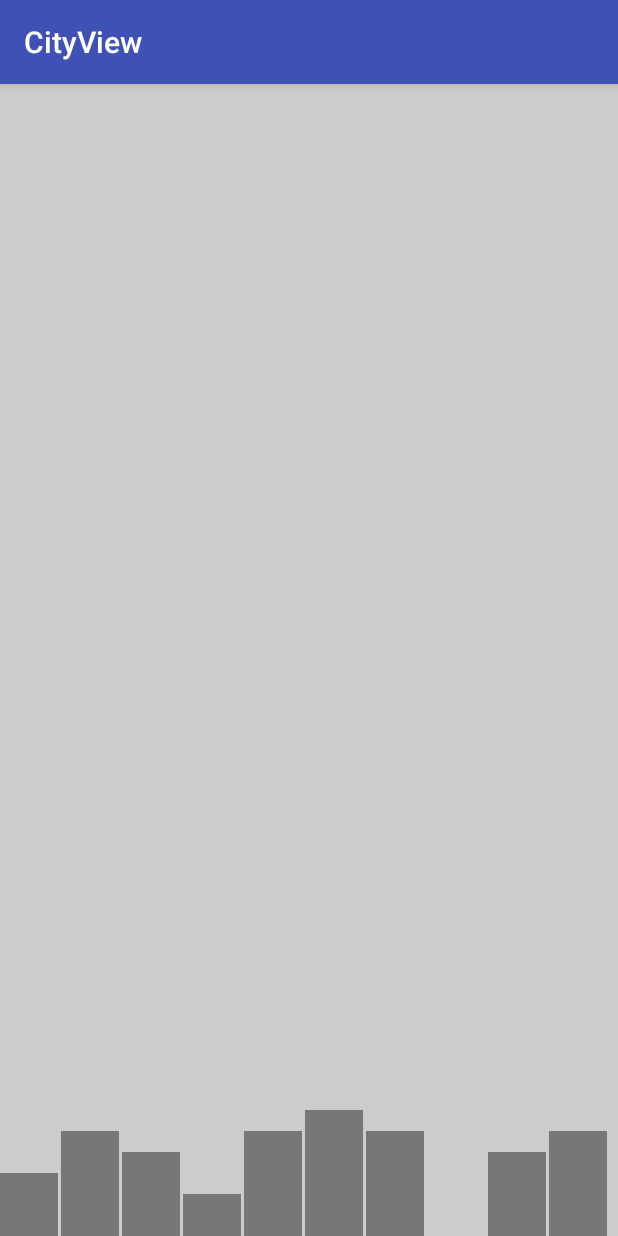
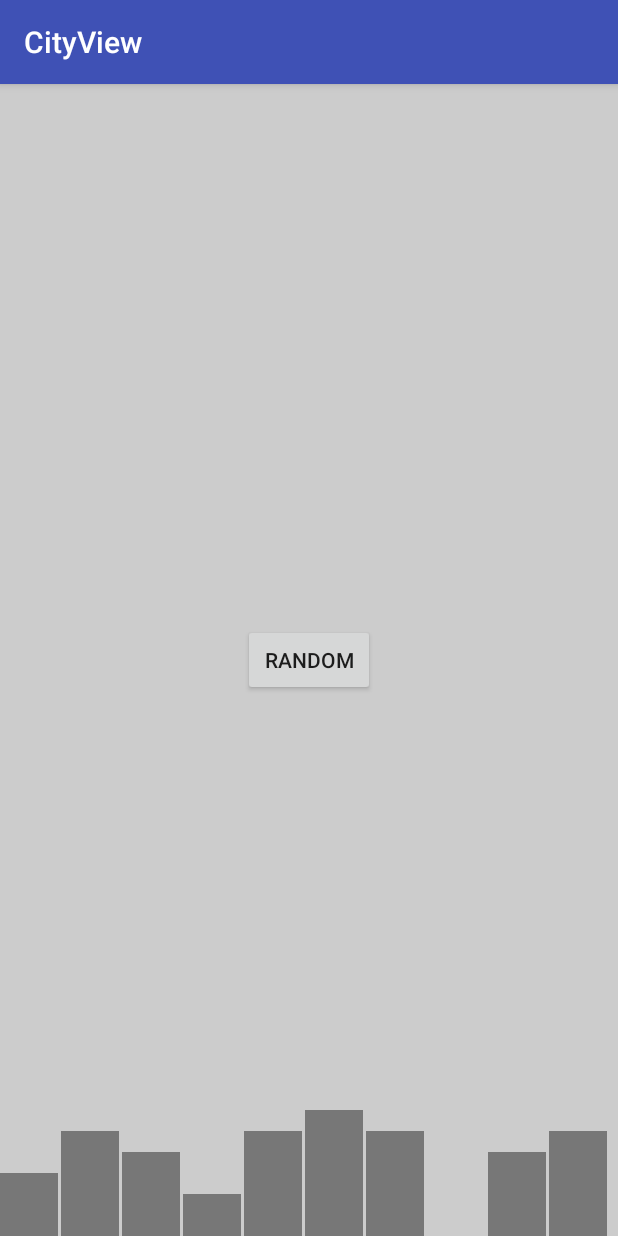
Before and after one commit to alorma/CityView, an Android app: the screen it shows after launch (MainActivity), on a phone screen of 412 x 824 dp. Run offline under Robolectric (Android 15) with nearby library versions, the phone set to English and light mode, and no system bars.

Commit message:
Add random button

```diff
--- a/sample/src/main/java/com/alorma/cityview/sample/MainActivity.java
+++ b/sample/src/main/java/com/alorma/cityview/sample/MainActivity.java
@@ -1,13 +1,26 @@
 package com.alorma.cityview.sample;
 
+import android.os.Bundle;
 import android.support.v7.app.AppCompatActivity;
-import android.os.Bundle;
+import android.view.View;
+import com.alorma.cityview.CityView;
 
 public class MainActivity extends AppCompatActivity {
+
+  private CityView cityView;
 
   @Override
   protected void onCreate(Bundle savedInstanceState) {
     super.onCreate(savedInstanceState);
     setContentView(R.layout.activity_main);
+
+    cityView = (CityView) findViewById(R.id.cityView);
+
+    findViewById(R.id.random).setOnClickListener(new View.OnClickListener() {
+      @Override
+      public void onClick(View v) {
+        cityView.requestLayout();
+      }
+    });
   }
 }
--- a/sample/src/main/res/layout/activity_main.xml
+++ b/sample/src/main/res/layout/activity_main.xml
@@ -8,8 +8,17 @@
     android:background="#CCCCCC"
     >
 
+  <Button
+      android:layout_width="wrap_content"
+      android:layout_height="wrap_content"
+      android:id="@+id/random"
+      android:text="RANDOM"
+      android:layout_gravity="center"
+      />
+
   <com.alorma.cityview.CityView
       android:layout_width="match_parent"
+      android:id="@+id/cityView"
       android:layout_height="100dp"
       android:layout_gravity="bottom"
       app:buildings_color="#777777"
```
